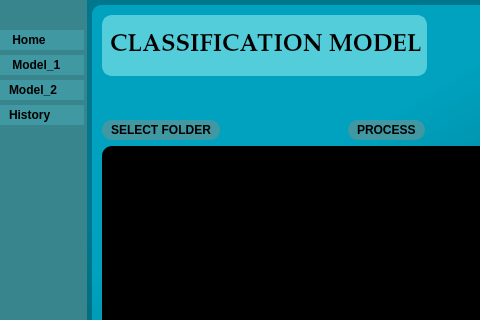
Above: Main_GUI.ui from AlexEspinosa98/Guide_dis before the change; both pictures show x 0 to 480 and y 0 to 320 of the 1050 by 564 pixel window. Below: the same form after it.
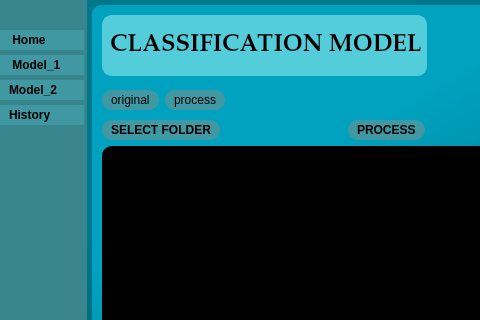
That is the form after the change. The open tabs and pages were chosen to show the change. Icons and pictures are not drawn.

Commit message: ultimo cambio en Gui

Diff of the .ui file:
```diff
--- a/Main_GUI.ui
+++ b/Main_GUI.ui
@@ -760,6 +760,20 @@
             </item>
             <item>
              <layout class="QHBoxLayout" name="ho_titulo2_3">
+              <item>
+               <widget class="QPushButton" name="pushButton">
+                <property name="text">
+                 <string>original</string>
+                </property>
+               </widget>
+              </item>
+              <item>
+               <widget class="QPushButton" name="pushButton_2">
+                <property name="text">
+                 <string>process</string>
+                </property>
+               </widget>
+              </item>
               <item>
                <spacer name="horizontalSpacer_22">
                 <property name="orientation">
```
Left out of the diff: 2 changed lines with no effect on the pictures.
